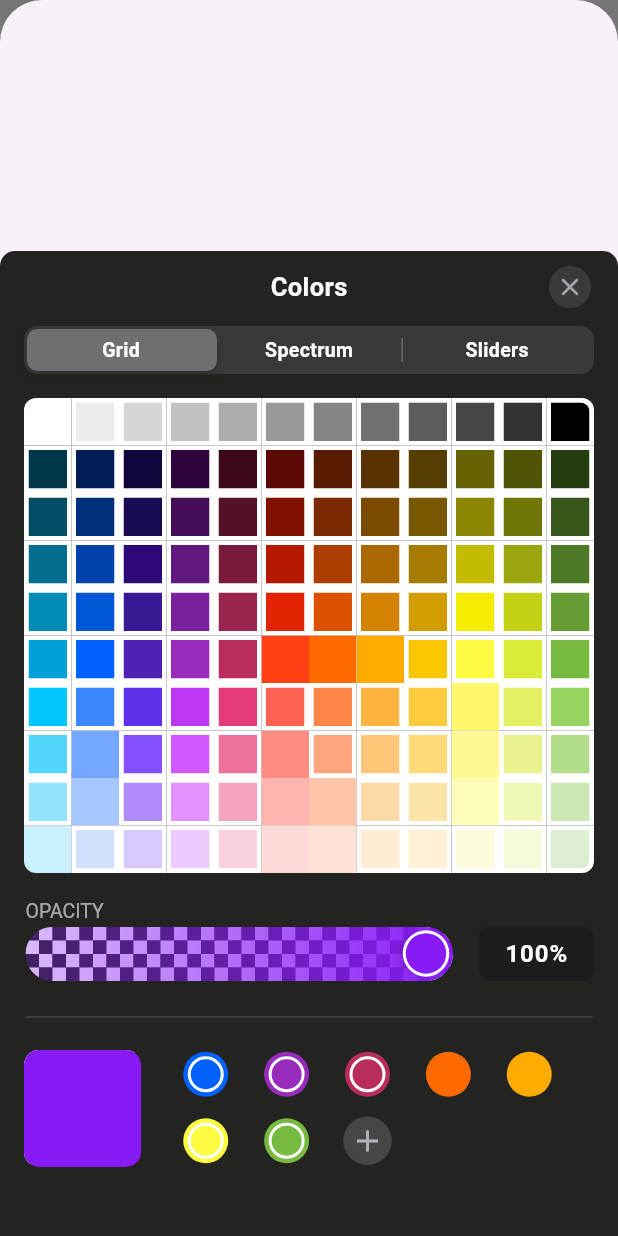
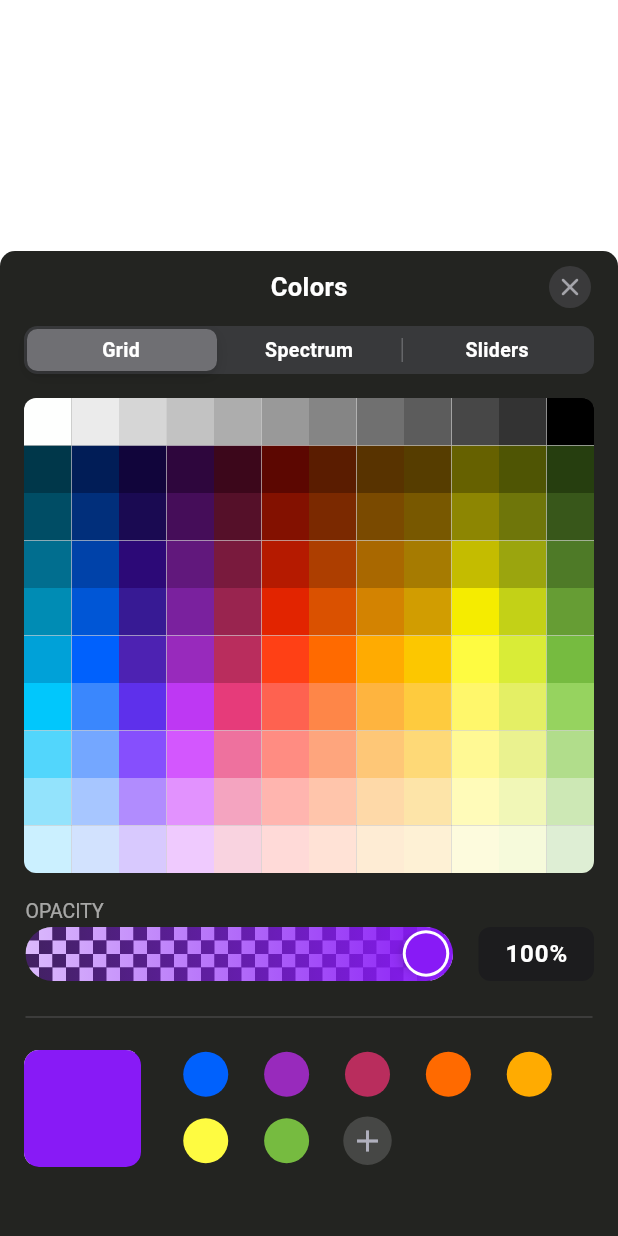
Before and after one commit to mokhselim/ios_color_picker, a Flutter app: the screen it shows after launch, after a tap on "SelectColor", on a phone screen of 412 x 824 dp. Run offline on Flutter 3.47's test engine with Material 3 defaults, Android fonts, the phone set to English and light mode, and no system bars; our stand-ins replace shared_preferences, smooth_page_indicator; missing offline and left inert: super_tooltip.

Commit message:
add-example

```diff
--- a/example/lib/main.dart
+++ b/example/lib/main.dart
@@ -46,6 +46,8 @@ class _MyHomePageState extends State<MyHomePage> {
             child: ElevatedButton(
                 onPressed: () {
                   showModalBottomSheet(
+                    backgroundColor: Colors.transparent,
+                    barrierColor: Colors.transparent,
                     isScrollControlled: true,
                       context: context,
                       builder: (context) {
--- a/example/pubspec.yaml
+++ b/example/pubspec.yaml
@@ -34,7 +34,11 @@ dependencies:
   # The following adds the Cupertino Icons font to your application.
   # Use with the CupertinoIcons class for iOS style icons.
   cupertino_icons: ^1.0.8
-  ios_color_picker: ^0.0.1+5
+  ios_color_picker:
+    git:
+      ref: main
+      #      url: git@github.com:QuietGames/QuietPackage_Flutter.git
+      url: git@github.com:mokhselim/ios_color_picker.git
 
 dev_dependencies:
   flutter_test:
--- a/lib/ios_color_picker/extensions.dart
+++ b/lib/ios_color_picker/extensions.dart
@@ -13,9 +13,9 @@ extension HexColor on Color {
   String toHex({bool leadingHashSign = false}) =>
       '${leadingHashSign ? '#' : ''}'
       // '${alpha.toRadixString(16).padLeft(2, '0')}'
-      '${r.toInt().toRadixString(16).padLeft(2, '0')}'
-      '${g.toInt().toRadixString(16).padLeft(2, '0')}'
-      '${b.toInt().toRadixString(16).padLeft(2, '0')}';
+      '${red.toRadixString(16).padLeft(2, '0')}'
+      '${green.toRadixString(16).padLeft(2, '0')}'
+      '${blue.toRadixString(16).padLeft(2, '0')}';
 }
 
 extension ListColorConverter on List<Color> {
--- a/lib/ios_color_picker/pickers/slider_picker/slider_helper.dart
+++ b/lib/ios_color_picker/pickers/slider_picker/slider_helper.dart
@@ -106,16 +106,16 @@ class ColorPickerSlider extends StatelessWidget {
               .toColor();
           break;
         case TrackType.red:
-          thumbOffset += (box.maxWidth - 30.0) * hsvColor.toColor().r / 0xff;
+          thumbOffset += (box.maxWidth - 30.0) * hsvColor.toColor().red / 0xff;
           thumbColor = hsvColor.toColor().withValues(alpha: 1.0);
           break;
         case TrackType.green:
           thumbOffset +=
-              (box.maxWidth - 30.0) * hsvColor.toColor().g / 0xff;
+              (box.maxWidth - 30.0) * hsvColor.toColor().green / 0xff;
           thumbColor = hsvColor.toColor().withValues(alpha: 1.0);
           break;
         case TrackType.blue:
-          thumbOffset += (box.maxWidth - 30.0) * hsvColor.toColor().b / 0xff;
+          thumbOffset += (box.maxWidth - 30.0) * hsvColor.toColor().blue / 0xff;
           thumbColor = hsvColor.toColor().withValues(alpha: 1.0);
           break;
       }
--- a/lib/ios_color_picker/pickers/slider_picker/slider_picker.dart
+++ b/lib/ios_color_picker/pickers/slider_picker/slider_picker.dart
@@ -85,9 +85,9 @@ class _SlidePickerState extends State<SlidePicker> {
     if (widget.colorModel == ColorModel.rgb) {
       final Color color = currentHsvColor.toColor();
       return [
-        color.r.toInt().toString(),
-        color.g.toInt().toString(),
-        color.b.toInt().toString(),
+        color.red.toString(),
+        color.green.toString(),
+        color.blue.toString(),
         '${(color.a * 100).round()}',
       ][pos];
     } else if (widget.colorModel == ColorModel.hsv) {
--- a/lib/ios_color_picker/utils.dart
+++ b/lib/ios_color_picker/utils.dart
@@ -45,9 +45,9 @@ HSVColor? hslToHsv(HSLColor color) {
 }
 
 bool useWhiteForeground(Color backgroundColor, {double bias = 0.0}) {
-  int v = sqrt(pow(backgroundColor.r, 2) * 0.299 +
-          pow(backgroundColor.g, 2) * 0.587 +
-          pow(backgroundColor.b, 2) * 0.114)
+  int v = sqrt(pow(backgroundColor.red, 2) * 0.299 +
+          pow(backgroundColor.green, 2) * 0.587 +
+          pow(backgroundColor.blue, 2) * 0.114)
       .round();
   return v < 130 + bias ? true : false;
 }
```
Also changed, not shown: example/pubspec.lock.
